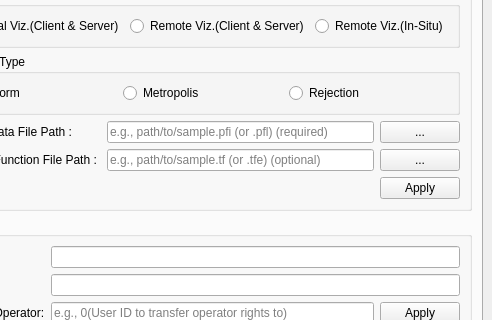
CCSEPBVR/CS-IS-PBVR, file Client/Widgets/Communication.ui: the form before one commit; both pictures show x 86 to 578 and y 183 to 503 of the 578 by 686 pixel window.
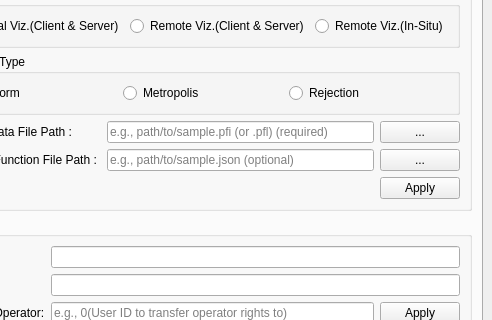
The form after the commit.

Commit message:
CSモードの伝達関数ファイルをJSON形式に統一
- クライアントとサーバで共通のJSON読み書き・検証処理を導入
- 伝達関数の入出力と接続時の読み込みをJSON形式へ移行
- 不正なインポート時は警告を表示し、既存設定を維持
- 読み込み時の色・不透明度の範囲をUserRangeに統一
- 入出力テストをJSON形式に対応させ、形式検証を追加

Diff of the .ui file:
```diff
--- a/Client/Widgets/Communication.ui
+++ b/Client/Widgets/Communication.ui
@@ -93,7 +93,7 @@
              <item row="1" column="1">
               <widget class="QLineEdit" name="transferFunctionFilePathLineEdit">
                <property name="placeholderText">
-                <string>e.g., path/to/sample.tf (or .tfe) (optional)</string>
+                <string>e.g., path/to/sample.json (optional)</string>
                </property>
               </widget>
              </item>
```
The commit also changes 11 other files.
